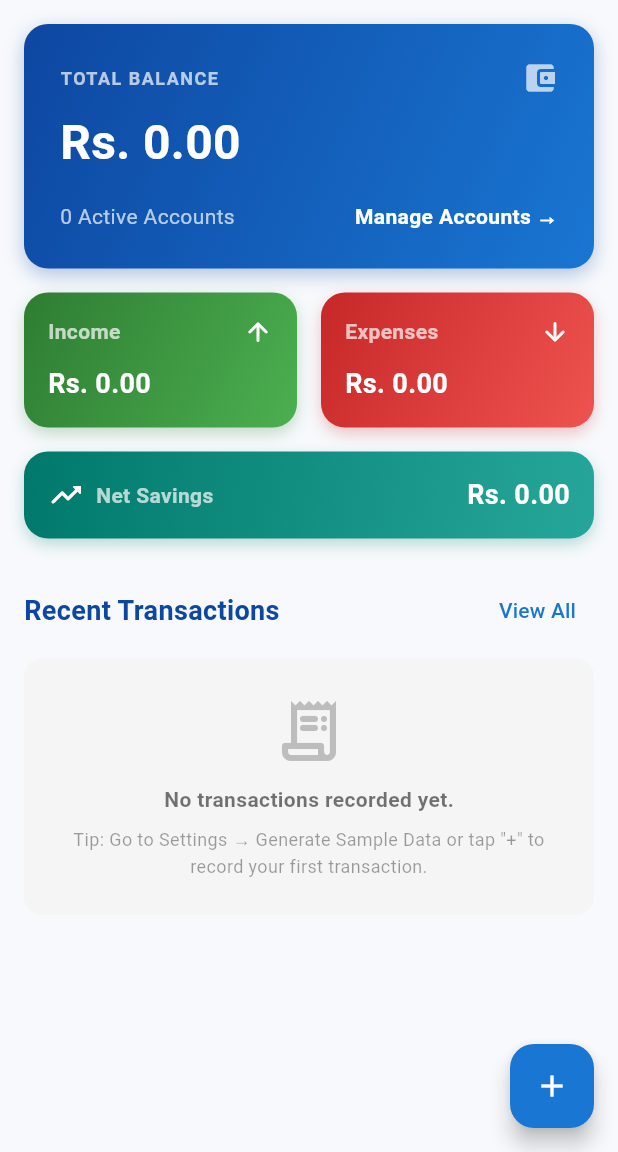
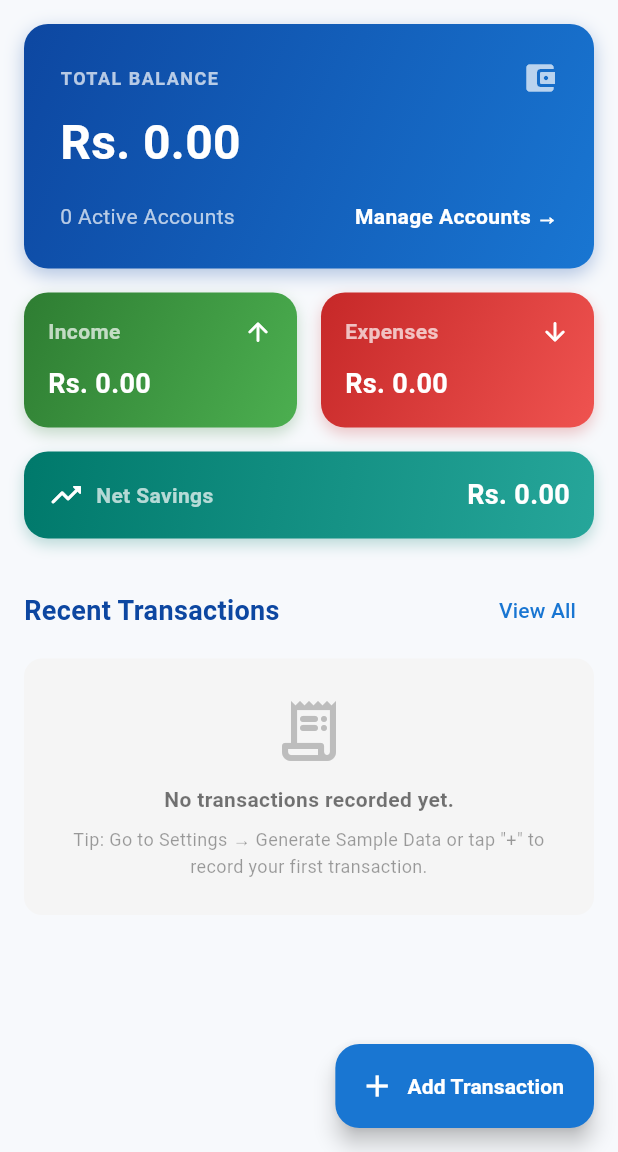
Before and after one commit to MalithShehan/phf_money_management, a Flutter app: the screen it shows after launch, on a phone screen of 412 x 824 dp, the part 84-1236 px from its top. Run offline on Flutter 3.47's test engine with Material 3 defaults, Android fonts, the phone set to English and light mode, and no system bars; our stand-ins replace drift, equatable, fl_chart, flutter_riverpod, go_router; accounts and stored records are empty; generated files the repository leaves out were written again; statements that could not run were skipped.

Commit message:
feat: use extended floating action buttons for add transaction trigger

```diff
--- a/lib/features/dashboard/presentation/screens/dashboard_screen.dart
+++ b/lib/features/dashboard/presentation/screens/dashboard_screen.dart
@@ -541,10 +541,14 @@ class DashboardScreen extends ConsumerWidget {
           ),
         ),
       ),
-      floatingActionButton: FloatingActionButton(
+      floatingActionButton: FloatingActionButton.extended(
         onPressed: () => context.go('/add-transaction'),
         backgroundColor: const Color(0xFF1976D2),
-        child: const Icon(Icons.add, color: Colors.white),
+        icon: const Icon(Icons.add, color: Colors.white),
+        label: const Text(
+          'Add Transaction',
+          style: TextStyle(color: Colors.white, fontWeight: FontWeight.bold),
+        ),
       ),
     );
   }
--- a/lib/features/transactions/presentation/screens/transactions_screen.dart
+++ b/lib/features/transactions/presentation/screens/transactions_screen.dart
@@ -236,10 +236,14 @@ class TransactionsScreen extends ConsumerWidget {
                     );
                   },
                 ),
-      floatingActionButton: FloatingActionButton(
+      floatingActionButton: FloatingActionButton.extended(
         onPressed: () => context.go('/add-transaction'),
         backgroundColor: const Color(0xFF1976D2),
-        child: const Icon(Icons.add, color: Colors.white),
+        icon: const Icon(Icons.add, color: Colors.white),
+        label: const Text(
+          'Add Transaction',
+          style: TextStyle(color: Colors.white, fontWeight: FontWeight.bold),
+        ),
       ),
     );
   }
```
